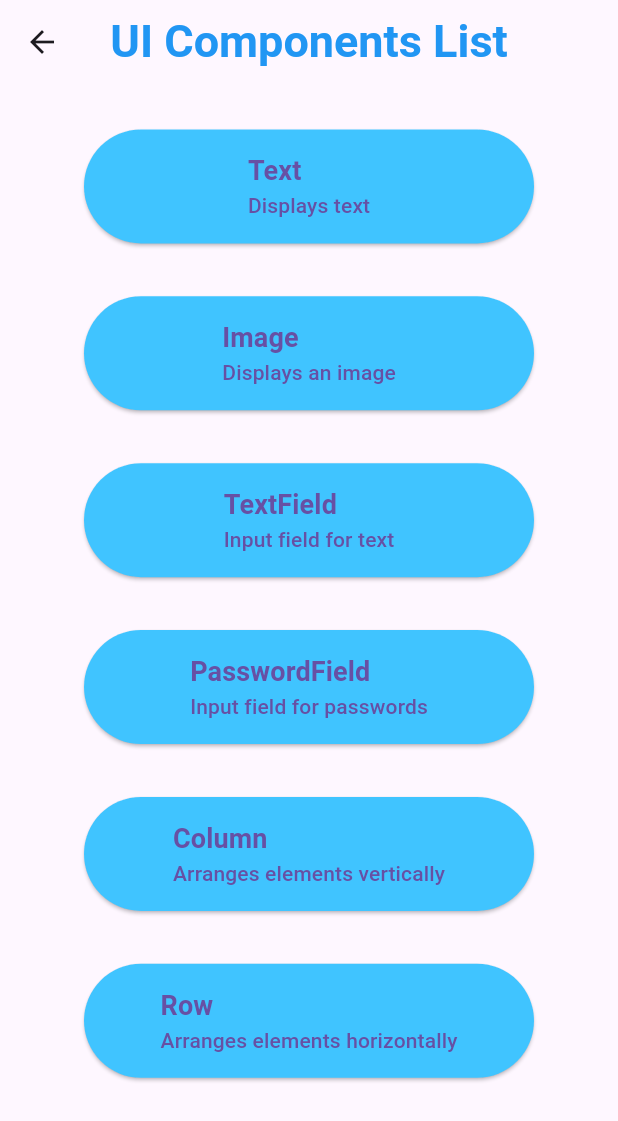
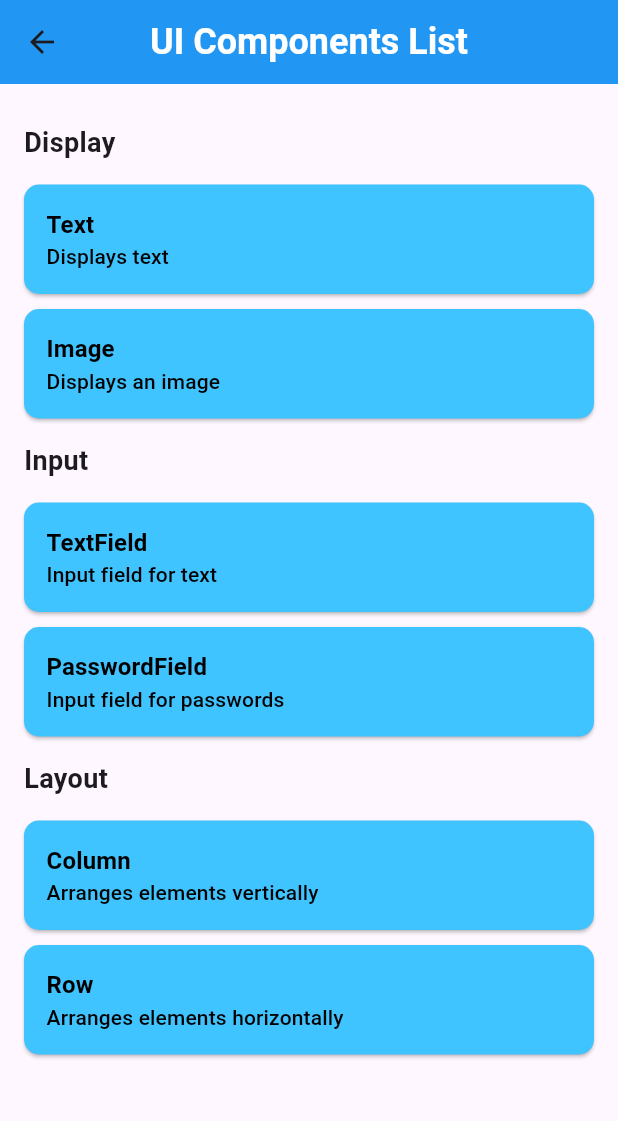
Before and after one commit to khuongle247/BaiTapVeNha_Tuan3, a Flutter app: the ComponentsScreen screen opened directly, on a phone screen of 412 x 824 dp. Shown: the top 1121 px of the screen. Run offline on Flutter 3.47's test engine with Material 3 defaults, Android fonts, the light colour scheme and no system bars; our stand-ins replace dots_indicator.

Commit message:
Initial commit

```diff
--- a/cau1/lib/ComponentsScreen.dart
+++ b/cau1/lib/ComponentsScreen.dart
@@ -14,45 +14,42 @@ class ComponentsScreen extends StatelessWidget {
         title: Text(
           'UI Components List',
           style: TextStyle(
-            fontSize: 30,
+            fontSize: 24,
             fontWeight: FontWeight.bold,
-            color: Colors.blue,
+            color: Colors.white,
           ),
         ),
         centerTitle: true,
+        backgroundColor: Colors.blue,
       ),
-      body: Center(
+      body: Padding(
+        padding: EdgeInsets.all(16),
         child: Column(
-          mainAxisAlignment: MainAxisAlignment.spaceEvenly,
-          crossAxisAlignment: CrossAxisAlignment.center,
+          crossAxisAlignment: CrossAxisAlignment.start,
           children: [
-            SizedBox(
-              width: 300,
-              child: ComponentButton(context, "Text", "Displays text", TextDetailScreen()),
-            ),
-            SizedBox(
-              width: 300,
-              child: ComponentButton(context, "Image", "Displays an image", image()),
-            ),
-            SizedBox(
-              width: 300,
-              child: ComponentButton(context, "TextField", "Input field for text", Textf()),
-            ),
-            SizedBox(
-              width: 300,
-              child: ComponentButton(context, "PasswordField", "Input field for passwords", PasswordT()),
-            ),
-            SizedBox(
-              width: 300,
-              child: ComponentButton(context, "Column", "Arranges elements vertically", ColumnF()),
-            ),
-            SizedBox(
-              width: 300,
-              child: ComponentButton(context, "Row", "Arranges elements horizontally", RowF()),
-            ),
-            SizedBox(height: 50),
+            SectionTitle("Display"),
+            ComponentButton(context, "Text", "Displays text", TextDetailScreen()),
+            ComponentButton(context, "Image", "Displays an image", image()),
+
+            SectionTitle("Input"),
+            ComponentButton(context, "TextField", "Input field for text", Textf()),
+            ComponentButton(context, "PasswordField", "Input field for passwords", PasswordT()),
+
+            SectionTitle("Layout"),
+            ComponentButton(context, "Column", "Arranges elements vertically", ColumnF()),
+            ComponentButton(context, "Row", "Arranges elements horizontally", RowF()),
           ],
         ),
+      ),
+    );
+  }
+
+  Widget SectionTitle(String title) {
+    return Padding(
+      padding: EdgeInsets.symmetric(vertical: 10),
+      child: Text(
+        title,
+        style: TextStyle(fontSize: 18, fontWeight: FontWeight.bold),
       ),
     );
   }
@@ -60,11 +57,16 @@ class ComponentsScreen extends StatelessWidget {
   Widget ComponentButton(BuildContext context, String title, String subtitle, Widget? screen) {
     return Padding(
       padding: EdgeInsets.symmetric(vertical: 5),
+      child: SizedBox(
+        width: double.infinity,
         child: ElevatedButton(
           style: ElevatedButton.styleFrom(
             backgroundColor: Colors.lightBlueAccent,
             padding: EdgeInsets.all(15),
-          alignment: Alignment.center,
+            alignment: Alignment.centerLeft,
+            shape: RoundedRectangleBorder(
+              borderRadius: BorderRadius.circular(10),
+            ),
           ),
           onPressed: screen != null
               ? () {
@@ -77,11 +79,17 @@ class ComponentsScreen extends StatelessWidget {
           child: Column(
             crossAxisAlignment: CrossAxisAlignment.start,
             children: [
-            Text(title, style: TextStyle(fontSize: 18, fontWeight: FontWeight.bold)),
-            Text(subtitle, style: TextStyle(fontSize: 14)),
+              Text(
+                title,
+                style: TextStyle(fontSize: 16, fontWeight: FontWeight.bold, color: Colors.black),
+              ),
+              Text(
+                subtitle,
+                style: TextStyle(fontSize: 14, color: Colors.black),
+              ),
             ],
           ),
         ),
+      ),
     );
-  }
-}
+  }}
```
Lines whose indentation alone changed are shown as unchanged.
